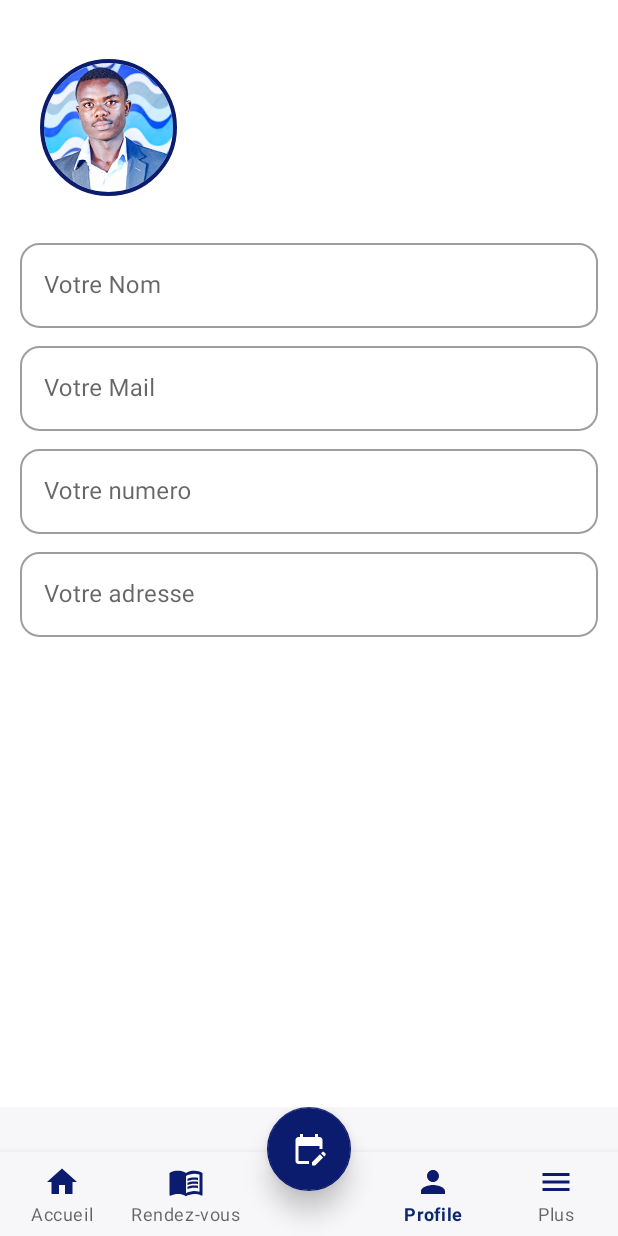
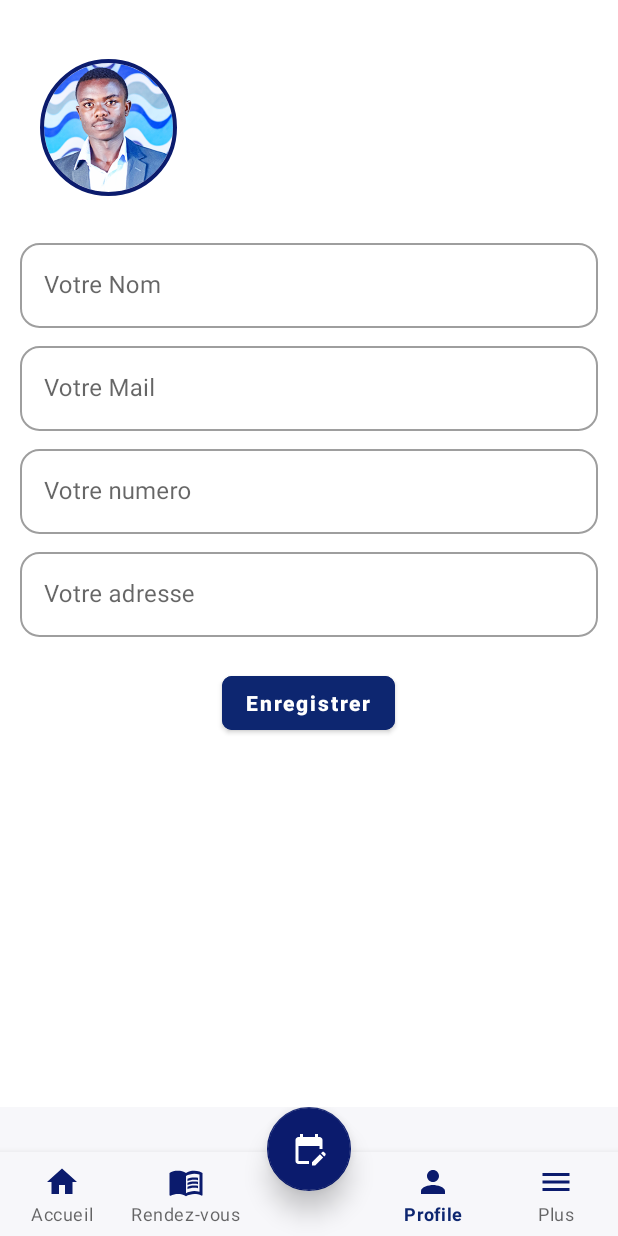
Before and after one commit to BabiMumba/MedRad, an Android app: the screen it shows after launch once a user with an empty profile is signed in (MainActivity), item 4 of the bottom bar chosen, on a phone screen of 412 x 824 dp. Run offline under Robolectric (Android 15) with nearby library versions, the phone set to English and light mode, and no system bars; our stand-ins replace CircleImageView, Firebase (no records; nobody signed in at launch, a user with empty details on screens opened directly), sdp/ssp sizes; libraries missing offline, so code that uses them is left out: com.denzcoskun.imageslider; pictures from the network do not load; 4 statements that could not run were skipped.

Commit message:
create a new databse

```diff
--- a/app/src/main/java/cd/babitech/medrad/Model/User.kt
+++ b/app/src/main/java/cd/babitech/medrad/Model/User.kt
@@ -5,5 +5,6 @@ data class User(
     val mail: String = "",
     val numero: String = "",
     val password: String = "",
-    val date: String = ""
+    val date: String = "",
+    val address: String = ""
 )
--- a/app/src/main/java/cd/babitech/medrad/Unit/DATA.kt
+++ b/app/src/main/java/cd/babitech/medrad/Unit/DATA.kt
@@ -13,6 +13,7 @@ object DATA {
     val FirebaseUserUid = FIREBASE_USER!!.uid
     val id_user = FIREBASE_USER?.email?.substringBefore("@").toString()
     val nom = "nom"
+    val adresse = "adress"
     val mail = "mail"
     val numero = "numero"
 
--- a/app/src/main/res/layout/fragment_profil.xml
+++ b/app/src/main/res/layout/fragment_profil.xml
@@ -101,6 +101,30 @@
                    android:inputType="textEmailAddress"
                    android:textColor="@color/primary_text" />
            </com.google.android.material.textfield.TextInputLayout>
+           <RelativeLayout
+               android:layout_marginTop="@dimen/_10sdp"
+               android:layout_width="match_parent"
+               android:layout_height="wrap_content">
+               <com.google.android.material.button.MaterialButton
+                   android:layout_width="wrap_content"
+                   android:layout_height="wrap_content"
+                   android:layout_centerHorizontal="true"
+                   android:text="Enregistrer"
+                   android:textAllCaps="false"
+                   android:id="@+id/btn_next"
+                   app:cornerRadius="@dimen/_5sdp"
+                   android:backgroundTint="@color/Accent"
+                   android:textColor="@color/white"
+                   android:textStyle="bold"
+                   />
+               <ProgressBar
+                   android:visibility="gone"
+                   android:layout_width="@dimen/_30sdp"
+                   android:layout_height="@dimen/_30sdp"
+                   android:layout_centerHorizontal="true"
+                   android:id="@+id/progress_bar"
+                   />
+           </RelativeLayout>
 
 
 
```
Also changed, not shown: app/src/main/java/cd/babitech/medrad/Auth/patient/RegisterActivity.kt (+1 -11 lines), app/src/main/java/cd/babitech/medrad/Fragment/ProfilFragment.kt (+47 -1 lines).
